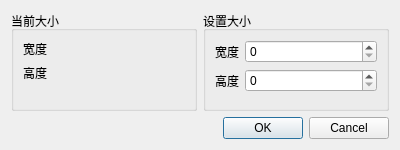
Qt form canvassizedialog.ui (ITERATOR-ACM-TEAM/VIPainter) before a commit.
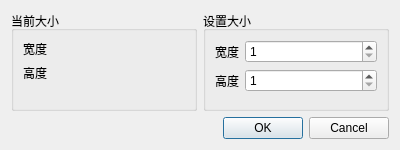
The same form after that commit.

What changed in the file:
```diff
--- a/canvassizedialog.ui
+++ b/canvassizedialog.ui
@@ -91,6 +91,9 @@
       </item>
       <item row="0" column="1">
        <widget class="QSpinBox" name="widthSpinBox">
+        <property name="minimum">
+         <number>1</number>
+        </property>
         <property name="maximum">
          <number>4096</number>
         </property>
@@ -105,6 +108,9 @@
       </item>
       <item row="1" column="1">
        <widget class="QSpinBox" name="heightSpinBox">
+        <property name="minimum">
+         <number>1</number>
+        </property>
         <property name="maximum">
          <number>4096</number>
         </property>
```
